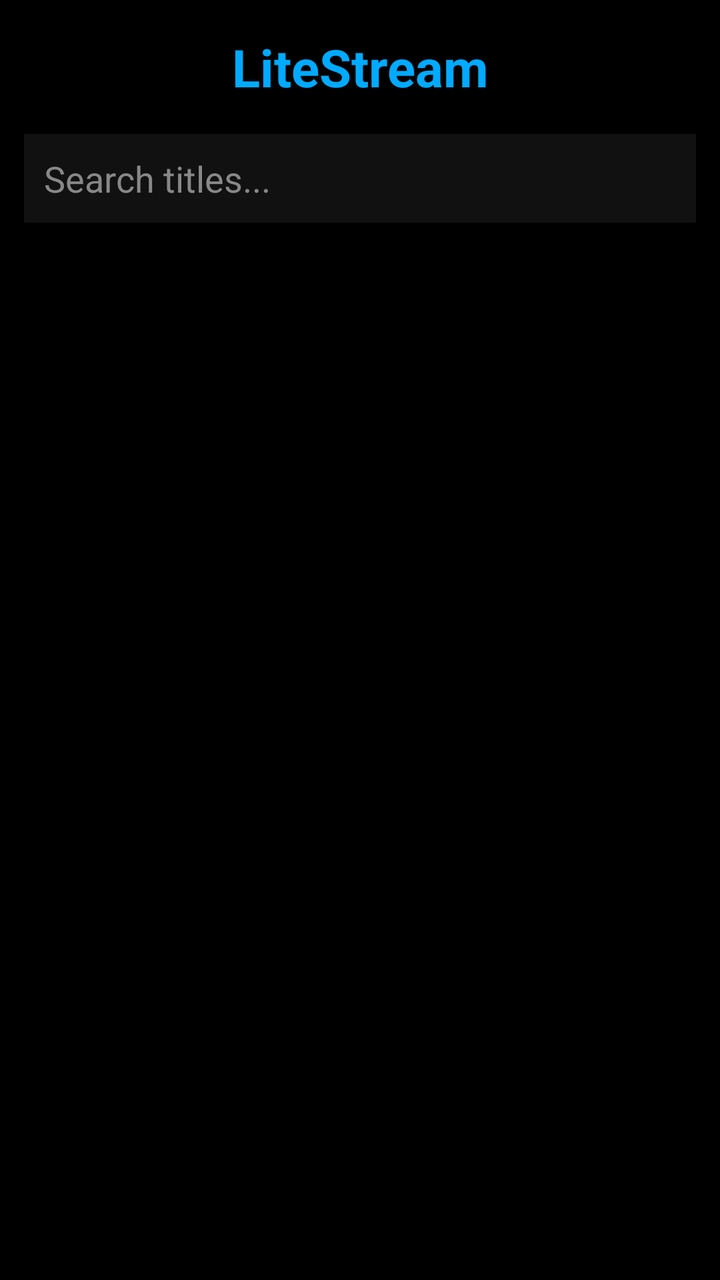
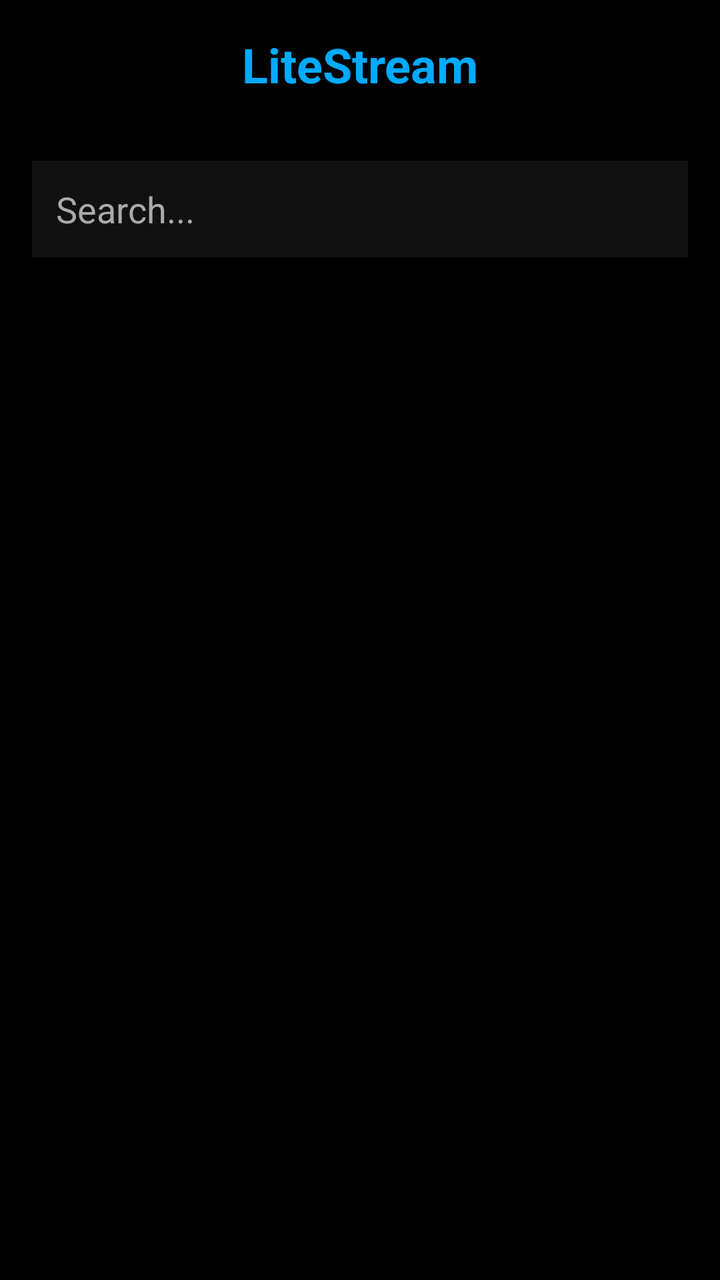

Two renders of the same Android screen: before a commit and after it. Below are the layout's source before the change and the commit's diff.
<!-- AndroidManifest.xml: application theme android:Theme.Black.NoTitleBar.Fullscreen -->
<!-- res/layout/activity_main.xml -->
<?xml version="1.0" encoding="utf-8"?>
<FrameLayout xmlns:android="http://schemas.android.com/apk/res/android"
    android:layout_width="match_parent"
    android:layout_height="match_parent"
    android:background="#000000">

    
    <LinearLayout
        android:id="@+id/header_group"
        android:layout_width="match_parent"
        android:layout_height="match_parent"
        android:orientation="vertical"
        android:background="#000000">

        <TextView
            android:id="@+id/app_title"
            android:layout_width="match_parent"
            android:layout_height="wrap_content"
            android:text="LiteStream"
            android:textColor="#00AAFF"
            android:textSize="26sp"
            android:textStyle="bold"
            android:gravity="center"
            android:padding="16dp"
            android:background="#000000" />

        <EditText
            android:id="@+id/search_box"
            android:layout_width="match_parent"
            android:layout_height="wrap_content"
            android:layout_marginLeft="12dp"
            android:layout_marginRight="12dp"
            android:layout_marginBottom="8dp"
            android:hint="Search titles..."
            android:textColorHint="#888888"
            android:textColor="#FFFFFF"
            android:background="#111111"
            android:padding="10dp"
            android:inputType="text"
            android:singleLine="true"
            android:maxLines="1" />

        <ListView
            android:id="@+id/content_list"
            android:layout_width="match_parent"
            android:layout_height="0dp"
            android:layout_weight="1"
            android:background="#000000"
            android:divider="#222222"
            android:dividerHeight="1dp"
            android:cacheColorHint="#000000" />

    </LinearLayout>

    
    <VideoView
        android:id="@+id/video_player"
        android:layout_width="match_parent"
        android:layout_height="match_parent"
        android:layout_gravity="center"
        android:visibility="gone" />

</FrameLayout>
<!-- resources referenced by this layout -->
<resources>

</resources>

<!-- the commit's change to res/layout/activity_main.xml (unified diff, before → after) -->
@@ -1,63 +1,45 @@
 <?xml version="1.0" encoding="utf-8"?>
-<FrameLayout xmlns:android="http://schemas.android.com/apk/res/android"
+<LinearLayout xmlns:android="http://schemas.android.com/apk/res/android"
     android:layout_width="match_parent"
     android:layout_height="match_parent"
+    android:orientation="vertical"
     android:background="#000000">
 
-    
-    <LinearLayout
-        android:id="@+id/header_group"
+    <TextView
         android:layout_width="match_parent"
-        android:layout_height="match_parent"
-        android:orientation="vertical"
-        android:background="#000000">
+        android:layout_height="wrap_content"
+        android:text="LiteStream"
+        android:textColor="#00AAFF"
+        android:textSize="24sp"
+        android:textStyle="bold"
+        android:gravity="center"
+        android:padding="16dp"/>
 
-        <TextView
-            android:id="@+id/app_title"
-            android:layout_width="match_parent"
-            android:layout_height="wrap_content"
-            android:text="LiteStream"
-            android:textColor="#00AAFF"
-            android:textSize="26sp"
-            android:textStyle="bold"
-            android:gravity="center"
-            android:padding="16dp"
-            android:background="#000000" />
+    <EditText
+        android:id="@+id/search_box"
+        android:layout_width="match_parent"
+        android:layout_height="wrap_content"
+        android:hint="Search..."
+        android:textColor="#FFFFFF"
+        android:textColorHint="#AAAAAA"
+        android:background="#111111"
+        android:padding="12dp"
+        android:layout_margin="16dp"/>
 
-        <EditText
-            android:id="@+id/search_box"
-            android:layout_width="match_parent"
-            android:layout_height="wrap_content"
-            android:layout_marginLeft="12dp"
-            android:layout_marginRight="12dp"
-            android:layout_marginBottom="8dp"
-            android:hint="Search titles..."
-            android:textColorHint="#888888"
-            android:textColor="#FFFFFF"
-            android:background="#111111"
-            android:padding="10dp"
-            android:inputType="text"
-            android:singleLine="true"
-            android:maxLines="1" />
+    <ListView
+        android:id="@+id/content_list"
+        android:layout_width="match_parent"
+        android:layout_height="0dp"
+        android:layout_weight="1"
+        android:background="#000000"
+        android:divider="#333333"
+        android:dividerHeight="1dp"/>
 
-        <ListView
-            android:id="@+id/content_list"
-            android:layout_width="match_parent"
-            android:layout_height="0dp"
-            android:layout_weight="1"
-            android:background="#000000"
-            android:divider="#222222"
-            android:dividerHeight="1dp"
-            android:cacheColorHint="#000000" />
-
-    </LinearLayout>
-
-    
-    <VideoView
+    <WebView
         android:id="@+id/video_player"
         android:layout_width="match_parent"
-        android:layout_height="match_parent"
-        android:layout_gravity="center"
-        android:visibility="gone" />
+        android:layout_height="250dp"
+        android:visibility="gone"
+        android:background="#000000"/>
 
-</FrameLayout>
+</LinearLayout>
